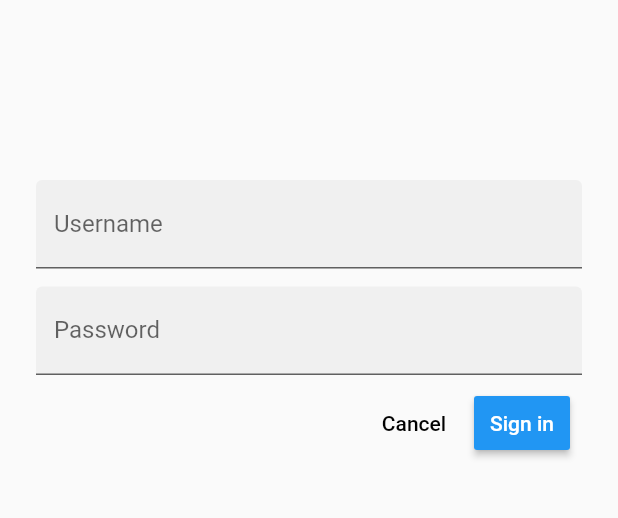
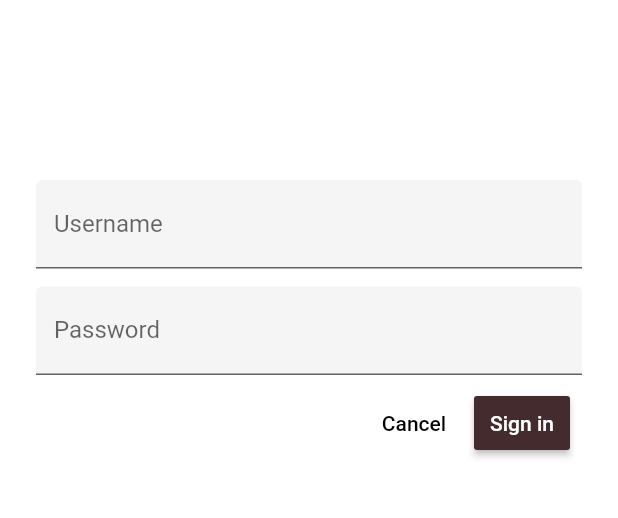
Before and after one commit to gilhardl/flutter_ecommerce, a Flutter app: the screen it shows after launch, on a phone screen of 412 x 824 dp, the part 219-737 px from its top. Run offline on Flutter 3.47's test engine with Material 2 defaults, Android fonts, the phone set to English and light mode, and no system bars.

Commit message:
add app theme

```diff
--- a/lib/app.dart
+++ b/lib/app.dart
@@ -14,8 +14,12 @@
 
 import 'package:flutter/material.dart';
 
+import 'colors.dart';
+
 import 'home.dart';
 import 'login.dart';
+
+final ThemeData _kShrineTheme = _buildShrineTheme();
 
 // TODO: Convert ShrineApp to stateful widget (104)
 class ShrineApp extends StatelessWidget {
@@ -31,7 +35,7 @@ class ShrineApp extends StatelessWidget {
       // TODO: Change backLayer field value to CategoryMenuPage (104)
       initialRoute: '/login',
       onGenerateRoute: _getRoute,
-      // TODO: Add a theme (103)
+      theme: _buildShrineTheme()
     );
   }
 
@@ -48,5 +52,21 @@ class ShrineApp extends StatelessWidget {
   }
 }
 
-// TODO: Build a Shrine Theme (103)
-// TODO: Build a Shrine Text Theme (103)
+ThemeData _buildShrineTheme() {
+  final ThemeData base = ThemeData.light();
+  return base.copyWith(
+    accentColor: kShrineBrown900,
+    primaryColor: kShrinePink100,
+    buttonTheme: base.buttonTheme.copyWith(
+      buttonColor: kShrinePink100,
+      textTheme: ButtonTextTheme.normal,
+    ),
+    scaffoldBackgroundColor: kShrineBackgroundWhite,
+    cardColor: kShrineBackgroundWhite,
+    textSelectionColor: kShrinePink100,
+    errorColor: kShrineErrorRed,
+    // TODO: Add the text themes (103)
+    // TODO: Add the icon themes (103)
+    // TODO: Decorate the inputs (103)
+  );
+}
```
